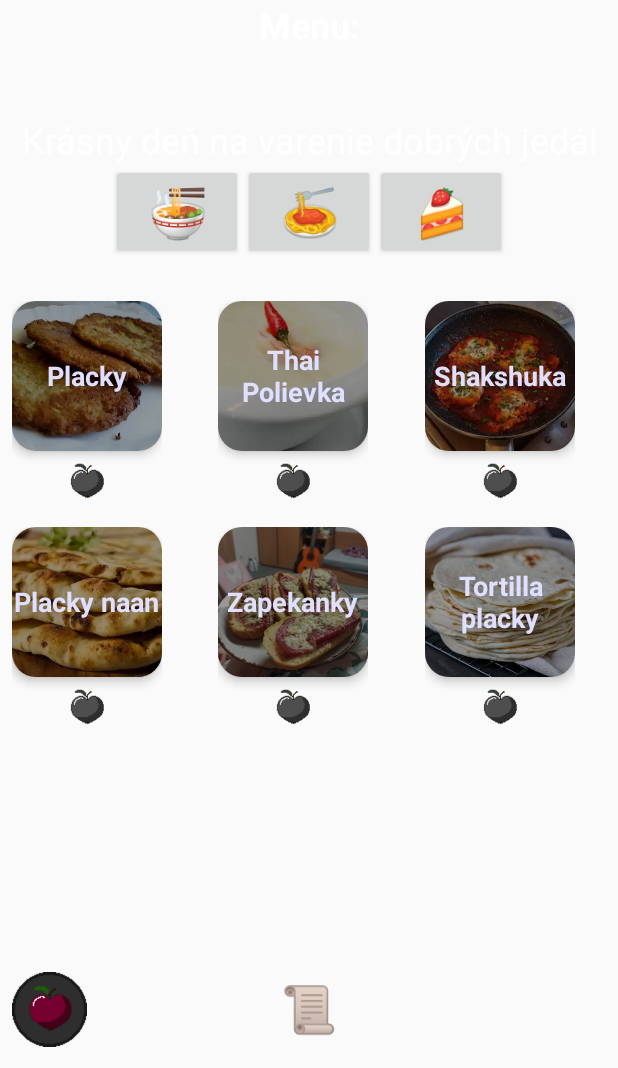
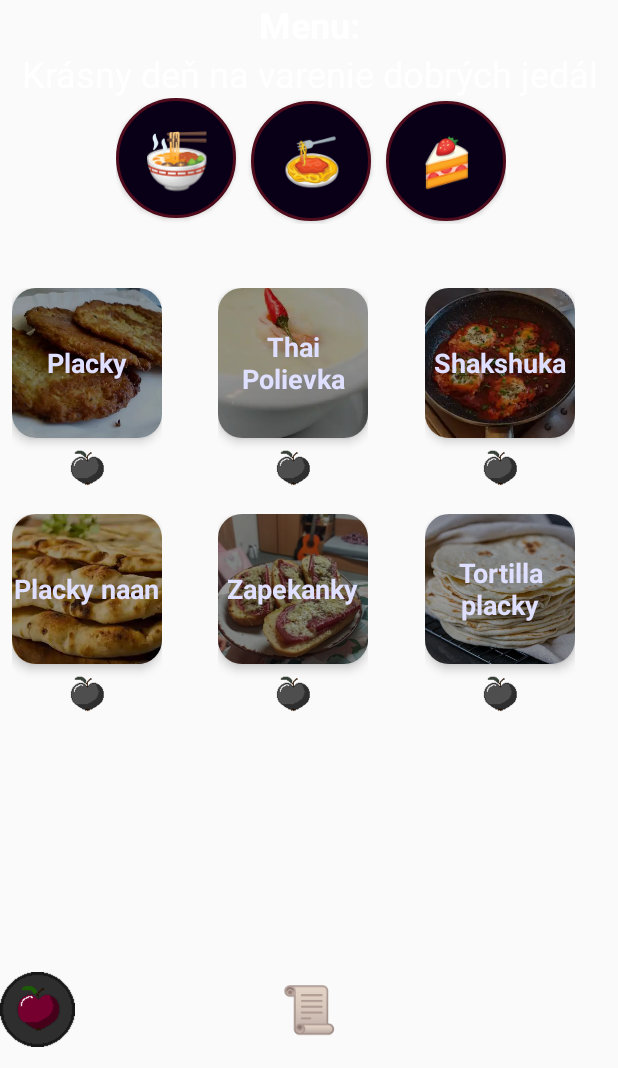
Before and after one commit to MarekDieska/Intrakove_recepty_z_lasky, an Android app: the screen it shows after launch (MainActivity), after a tap on an icon or button, on a phone screen of 412 x 824 dp, the part 168-1236 px from its top. Run offline under Robolectric (Android 15) with nearby library versions, the phone set to English and light mode, and no system bars; libraries missing offline, so code that uses them is left out: com.google.android.exoplayer2; plain views replace PlayerView; 13 statements that could not run were skipped.

Commit message:
UI zmenene

```diff
--- /dev/null
+++ b/Dvojplatnicka/app/src/main/res/drawable/transparent_bg_colored.xml
@@ -0,0 +1,14 @@
+<?xml version="1.0" encoding="utf-8"?>
+<selector xmlns:android="http://schemas.android.com/apk/res/android">
+    <item>
+        <shape android:shape="oval">
+            <!-- background -->
+            <solid android:color="#090018" />
+            <!-- border -->
+            <stroke android:width="2dp" android:color="@color/toolbar" />
+
+            <!-- corner roundness -->
+            <corners android:radius="50dp" />
+        </shape>
+    </item>
+</selector>
--- a/Dvojplatnicka/app/src/main/res/layout/activity_main.xml
+++ b/Dvojplatnicka/app/src/main/res/layout/activity_main.xml
@@ -13,25 +13,10 @@
         android:layout_height="0dp"
         android:layout_alignParentTop="true" />
 
-    <!-- ScrollView for the content -->
-    <ScrollView
-        android:id="@+id/scrollView"
+    <androidx.constraintlayout.widget.ConstraintLayout
+        android:id="@+id/constraintLayout"
         android:layout_width="match_parent"
-        android:layout_height="match_parent"
-        android:layout_below="@id/player_view"
-        android:fillViewport="true"
-        android:layout_marginBottom="120dp">
-
-        <LinearLayout
-            android:layout_width="match_parent"
-            android:layout_height="wrap_content"
-            android:orientation="vertical">
-
-            <!-- ConstraintLayout inside the ScrollView -->
-            <androidx.constraintlayout.widget.ConstraintLayout
-                android:layout_width="match_parent"
-                android:layout_height="wrap_content"
-                android:id="@+id/constraintLayout">
+        android:layout_height="240dp">
 
         <include
             android:id="@+id/toolbar"
@@ -42,82 +27,106 @@
             android:id="@+id/textViewHeader"
             android:layout_width="wrap_content"
             android:layout_height="wrap_content"
-                    android:text="Menu:\n"
+            android:text="Menu:"
+            android:layout_marginBottom="5dp"
+            android:textColor="@android:color/white"
             android:textSize="24sp"
             android:textStyle="bold"
-                    android:textColor="@android:color/white"
-                    app:layout_constraintTop_toBottomOf="@id/toolbar"
+            app:layout_constraintEnd_toEndOf="parent"
             app:layout_constraintStart_toStartOf="parent"
-                    app:layout_constraintEnd_toEndOf="parent" />
+            app:layout_constraintTop_toBottomOf="@id/toolbar" />
 
         <!-- TextView to display text -->
         <TextView
             android:id="@+id/startText"
             android:layout_width="wrap_content"
             android:layout_height="wrap_content"
+            android:layout_marginBottom="16dp"
+            android:gravity="center"
             android:text="Krásny deň na varenie dobrých jedál"
             android:textColor="@android:color/white"
             android:textSize="24sp"
             android:textStyle="normal"
-                    app:layout_constraintTop_toBottomOf="@id/textViewHeader"
+            app:layout_constraintEnd_toEndOf="parent"
             app:layout_constraintStart_toStartOf="parent"
-                    app:layout_constraintEnd_toEndOf="parent"
-                    android:layout_marginTop="16dp"
-                    android:layout_marginBottom="16dp"
-                    android:gravity="center"/>
+            app:layout_constraintTop_toBottomOf="@id/textViewHeader" />
 
         <!-- Button Grid Layout -->
         <GridLayout
             android:id="@+id/categoryGrid"
             android:layout_width="wrap_content"
-                    android:layout_height="wrap_content"
-                    android:layout_marginStart="10dp"
-                    android:layout_marginEnd="10dp"
-                    android:layout_marginBottom="10dp"
+            android:layout_height="84dp"
+            android:layout_marginStart="2dp"
             android:columnCount="3"
             android:rowCount="1"
-                    app:layout_constraintTop_toBottomOf="@id/startText"
+            app:layout_constraintEnd_toEndOf="parent"
             app:layout_constraintStart_toStartOf="parent"
-                    app:layout_constraintEnd_toEndOf="parent">
+            app:layout_constraintTop_toBottomOf="@id/startText">
 
             <Button
                 android:id="@+id/predjedla"
-                        android:layout_width="wrap_content"
-                        android:layout_height="wrap_content"
+                android:layout_width="80dp"
+                android:layout_height="80dp"
+                android:layout_row="0"
+                android:layout_column="0"
+                android:background="@drawable/transparent_bg_colored"
+                android:onClick="handleCategoryButtonClick"
                 android:text="🍜"
-                        android:textSize="32sp"
                 android:textColor="@android:color/white"
-                        android:onClick="handleCategoryButtonClick" />
+                android:textSize="36sp" />
 
             <Button
                 android:id="@+id/hlavne_jedla"
-                        android:layout_width="wrap_content"
-                        android:layout_height="wrap_content"
+                android:layout_width="80dp"
+                android:layout_height="80dp"
+                android:background="@drawable/transparent_bg_colored"
+                android:onClick="handleCategoryButtonClick"
                 android:text="🍝"
+                android:textColor="@android:color/white"
                 android:textSize="32sp"
-                        android:textColor="@android:color/white"
-                        android:onClick="handleCategoryButtonClick" />
+                android:layout_marginLeft="10dp"
+                android:layout_marginRight="10dp"/>
 
             <Button
                 android:id="@+id/dezerty"
-                        android:layout_width="wrap_content"
-                        android:layout_height="wrap_content"
+                android:layout_width="80dp"
+                android:layout_height="80dp"
+                android:background="@drawable/transparent_bg_colored"
+                android:onClick="handleCategoryButtonClick"
                 android:text="🍰"
-                        android:textSize="32sp"
                 android:textColor="@android:color/white"
-                        android:onClick="handleCategoryButtonClick" />
+                android:textSize="32sp" />
+        </GridLayout>
 
-                </GridLayout>
     </androidx.constraintlayout.widget.ConstraintLayout>
+
+
+    <!-- ScrollView for the content -->
+    <ScrollView
+        android:id="@+id/scrollView"
+        android:layout_width="match_parent"
+        android:layout_height="match_parent"
+        android:layout_below="@id/constraintLayout"
+        android:fillViewport="true"
+        android:layout_marginBottom="75dp"
+        tools:ignore="NotSibling">
+
+        <LinearLayout
+            android:layout_width="match_parent"
+            android:layout_height="match_parent"
+            android:orientation="vertical">
+
+            <!-- ConstraintLayout inside the ScrollView -->
 
             <!-- RecyclerView for the list of items -->
             <androidx.recyclerview.widget.RecyclerView
                 android:id="@+id/recyclerView"
                 android:layout_width="match_parent"
-                android:layout_height="wrap_content"
-                android:layout_marginTop="20dp"
+                android:layout_height="match_parent"
+                android:layout_gravity="center"
                 android:visibility="visible"
-                android:layout_gravity="center"/>
+
+                />
 
         </LinearLayout>
     </ScrollView>
@@ -170,22 +179,19 @@
 
     </GridLayout>
 
+
     <ImageButton
         android:id="@+id/likedButton"
         android:layout_width="50dp"
         android:layout_height="50dp"
-        android:layout_marginStart="8dp"
+        android:layout_alignTop="@id/shoppingListGrid"
         android:layout_gravity="center"
+        android:background="?android:attr/selectableItemBackgroundBorderless"
+        android:contentDescription="@string/showliked"
         android:scaleType="fitCenter"
-        android:contentDescription="@string/showliked"
-        android:text=""
         android:src="@drawable/liked_button"
-        android:background="?android:attr/selectableItemBackgroundBorderless"
-        android:layout_alignTop="@id/shoppingListGrid"/>
+        android:text="" />
 
-
-
-    <!-- Späť Button (Initially Hidden) -->
     <Button
         android:id="@+id/buttonBack"
         android:layout_width="wrap_content"
--- a/Dvojplatnicka/gradle/libs.versions.toml
+++ b/Dvojplatnicka/gradle/libs.versions.toml
@@ -7,6 +7,7 @@ espressoCoreVersion = "3.6.1"
 exoplayer = "2.19.1"
 exoplayerVersion = "2.19.0"
 gradle = "8.0.2"
+graphicsShapes = "1.0.0-rc01"
 kotlin = "1.9.0"
 coreKtx = "1.10.1"
 junit = "4.13.2"
@@ -24,6 +25,7 @@ androidx-appcompat-v170 = { module = "androidx.appcompat:appcompat", version.ref
 androidx-core-ktx = { group = "androidx.core", name = "core-ktx", version.ref = "coreKtx" }
 androidx-core-ktx-v1131 = { module = "androidx.core:core-ktx", version.ref = "coreKtxVersion" }
 androidx-espresso-core-v361 = { module = "androidx.test.espresso:espresso-core", version.ref = "espressoCoreVersion" }
+androidx-graphics-shapes = { module = "androidx.graphics:graphics-shapes", version.ref = "graphicsShapes" }
 androidx-junit-v121 = { module = "androidx.test.ext:junit", version.ref = "androidxJunit" }
 exoplayer = { module = "com.google.android.exoplayer:exoplayer", version.ref = "exoplayer" }
 exoplayer-v2190 = { module = "com.google.android.exoplayer:exoplayer", version.ref = "exoplayerVersion" }
```
Lines whose indentation alone changed are shown as unchanged.
